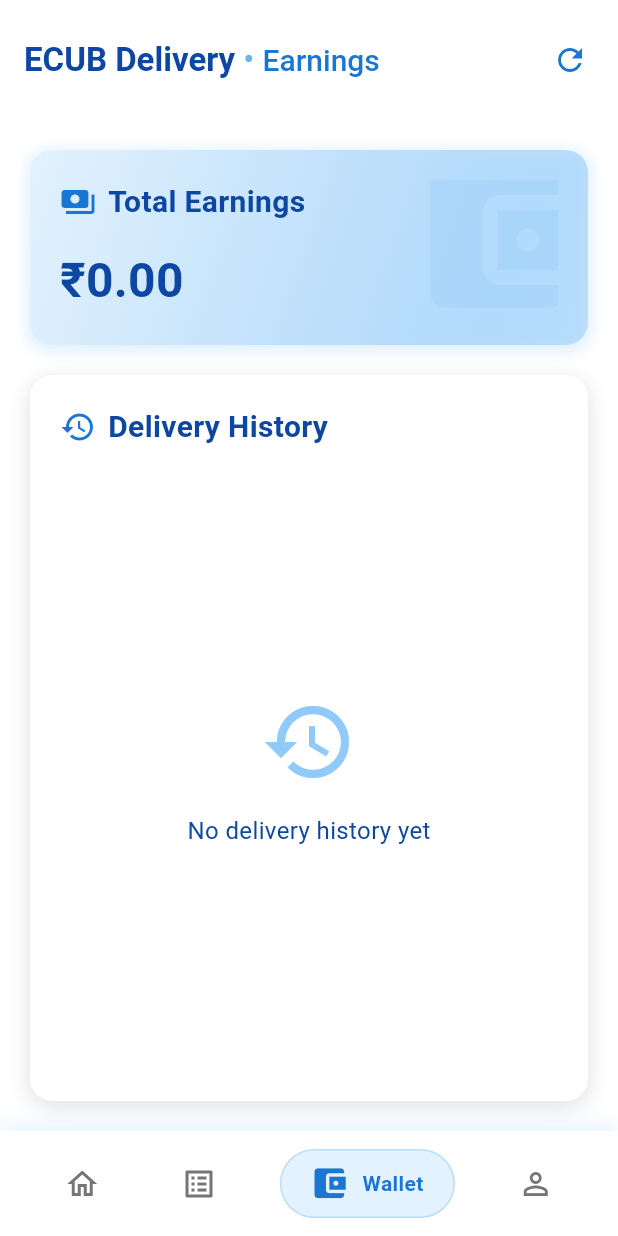
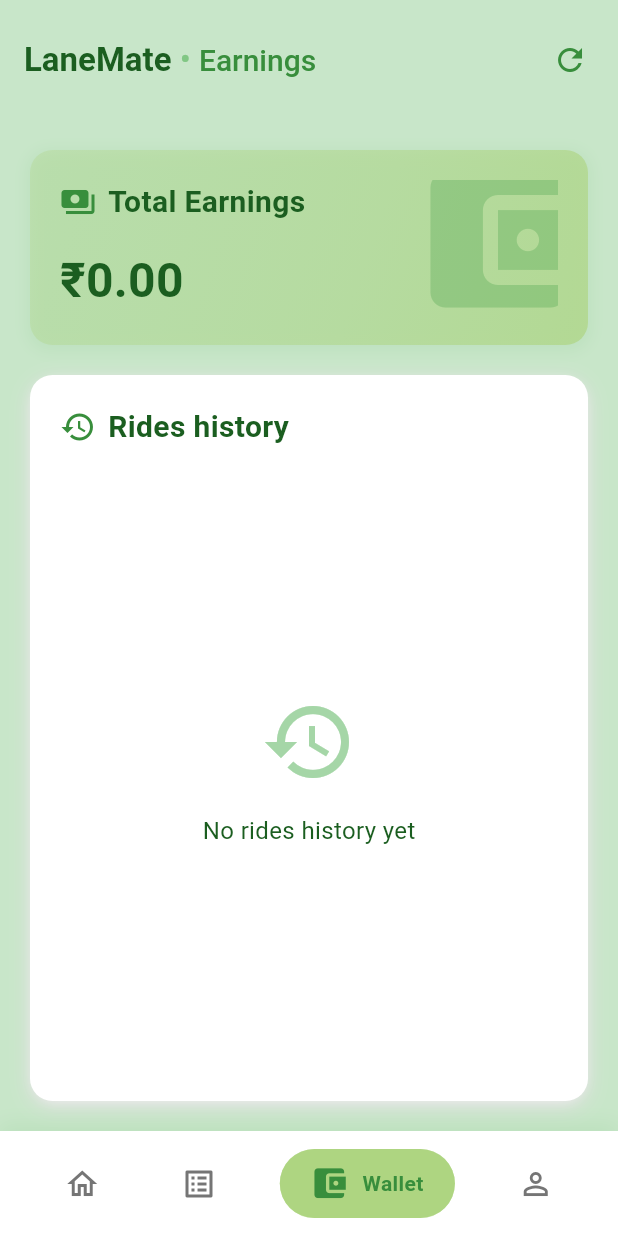
Before and after one commit to sirius54817/LaneMate_Provider, a Flutter app: the MainNavigation screen opened directly, item 3 of the bottom bar chosen, on a phone screen of 412 x 824 dp. Run offline on Flutter 3.47's test engine with Material 3 defaults, Android fonts, the phone set to English and light mode, and no system bars; our stand-ins replace carousel_slider, cloud_firestore, firebase_auth, firebase_core, firebase_storage, fluttertoast and 7 more; missing offline and left inert: flutter_polyline_points; accounts and stored records are empty.

Commit message:
updated earnings and nav colour

```diff
--- a/lib/pages/Earnings.dart
+++ b/lib/pages/Earnings.dart
@@ -76,7 +76,7 @@
             });
             ScaffoldMessenger.of(context).showSnackBar(
               SnackBar(
-                content: Text('Error loading delivery history: $error'),
+                content: Text('Error loading rides history: $error'),
                 backgroundColor: Colors.red,
               ),
             );
@@ -91,7 +91,7 @@
         });
         ScaffoldMessenger.of(context).showSnackBar(
           SnackBar(
-            content: Text('Failed to load delivery history: $e'),
+            content: Text('Failed to load rides history: $e'),
             backgroundColor: Colors.red,
           ),
         );
@@ -103,16 +103,16 @@
   Widget build(BuildContext context) {
     return Scaffold(
       appBar: AppBar(
-        backgroundColor: Colors.white,
+        backgroundColor: Colors.green[100],
         toolbarHeight: 80,
         elevation: 0,
         automaticallyImplyLeading: false,
         title: Row(
           children: [
             Text(
-              'ECUB Delivery',
+              'LaneMate',
               style: TextStyle(
-                color: Colors.blue[900],
+                color: Colors.green[900],
                 fontSize: 22,
                 fontWeight: FontWeight.bold,
               ),
@@ -120,14 +120,14 @@
             Text(
               ' • ',
               style: TextStyle(
-                color: Colors.blue[300],
+                color: Colors.green[300],
                 fontSize: 22,
               ),
             ),
             Text(
               'Earnings',
               style: TextStyle(
-                color: Colors.blue[700],
+                color: Colors.green[700],
                 fontSize: 20,
                 fontWeight: FontWeight.w500,
               ),
@@ -139,7 +139,7 @@
           IconButton(
             icon: Icon(
               Icons.refresh,
-              color: Colors.blue[700],
+              color: Colors.green[700],
             ),
             onPressed: () async {
               setState(() {
@@ -164,7 +164,7 @@
           SizedBox(width: 8),  // Add some padding
         ],
       ),
-      backgroundColor: Colors.white,
+      backgroundColor: Colors.green[100],
       body: _isLoading
           ? Center(child: CircularProgressIndicator(
               color: Colors.blue[700],
@@ -181,16 +181,16 @@
                         begin: Alignment.topLeft,
                         end: Alignment.bottomRight,
                         colors: [
-                          Colors.blue[50]!,
-                          Colors.blue[100]!,
-                          Colors.blue[200]!.withOpacity(0.5),
+                          Color(0xFFAED581).withOpacity(0.3),
+                          Color(0xFFAED581).withOpacity(0.5),
+                          Color(0xFFAED581).withOpacity(0.7),
                         ],
                         stops: const [0.0, 0.6, 1.0],
                       ),
                       borderRadius: BorderRadius.circular(15),
                       boxShadow: [
                         BoxShadow(
-                          color: Colors.blue[200]!.withOpacity(0.3),
+                          color: Colors.green[200]!.withOpacity(0.3),
                           spreadRadius: 2,
                           blurRadius: 8,
                           offset: Offset(0, 2),
@@ -205,7 +205,7 @@
                           child: Icon(
                             Icons.account_balance_wallet,
                             size: 120,
-                            color: Colors.blue[200]!.withOpacity(0.3),
+                            color: Colors.green[600]!.withOpacity(0.3),
                           ),
                         ),
                         Column(
@@ -213,12 +213,12 @@
                           children: [
                             Row(
                               children: [
-                                Icon(Icons.payments, color: Colors.blue[700]),
+                                Icon(Icons.payments, color: Colors.green[700]),
                                 SizedBox(width: 8),
                                 Text(
                                   'Total Earnings',
                                   style: TextStyle(
-                                    color: Colors.blue[900],
+                                    color: Colors.green[900],
                                     fontSize: 20,
                                     fontWeight: FontWeight.bold,
                                   ),
@@ -231,7 +231,7 @@
                               style: TextStyle(
                                 fontSize: 32,
                                 fontWeight: FontWeight.bold,
-                                color: Colors.blue[900],
+                                color: Colors.green[900],
                               ),
                             ),
                           ],
@@ -240,7 +240,7 @@
                     ),
                   ),
                   SizedBox(height: 20),
-                  // Delivery History
+                  // rides history
                   Expanded(
                     child: Container(
                       padding: EdgeInsets.all(20),
@@ -267,12 +267,12 @@
                         children: [
                           Row(
                             children: [
-                              Icon(Icons.history, color: Colors.blue[700]),
+                              Icon(Icons.history, color: Colors.green[700]),
                               SizedBox(width: 8),
                               Text(
-                                'Delivery History',
+                                'Rides history',
                                 style: TextStyle(
-                                  color: Colors.blue[900],
+                                  color: Colors.green[900],
                                   fontSize: 20,
                                   fontWeight: FontWeight.bold,
                                 ),
@@ -289,13 +289,13 @@
                                         Icon(
                                           Icons.history,
                                           size: 64,
-                                          color: Colors.blue[200],
+                                          color: Colors.green[200],
                                         ),
                                         SizedBox(height: 16),
                                         Text(
-                                          'No delivery history yet',
+                                          'No rides history yet',
                                           style: TextStyle(
-                                            color: Colors.blue[900],
+                                            color: Colors.green[900],
                                             fontSize: 16,
                                           ),
                                         ),
@@ -338,7 +338,7 @@
             end: Alignment.centerRight,
             colors: [
               Colors.white,
-              Colors.blue[50]!.withOpacity(0.3),
+              Colors.green[50]!.withOpacity(0.3),
             ],
           ),
           borderRadius: BorderRadius.circular(12),
@@ -371,7 +371,7 @@
             ),
             child: Icon(
               orderType == 'medical' ? Icons.medical_services : Icons.delivery_dining,
-              color: orderType == 'medical' ? Colors.blue[700] : Colors.green[700],
+              color: orderType == 'medical' ? Colors.green[700] : Colors.green[700],
               size: 20,
             ),
           ),
@@ -379,7 +379,7 @@
             '₹${delivery['amount']}',
             style: TextStyle(
               fontWeight: FontWeight.bold,
-              color: Colors.blue[900],
+              color: Colors.green[900],
               fontSize: 18,
             ),
           ),
--- a/lib/pages/Orders.dart
+++ b/lib/pages/Orders.dart
@@ -147,7 +147,7 @@
         title: Row(
           children: [
             Text(
-              'ECUB Delivery',
+              'LaneMate',
               style: TextStyle(
                 color: Colors.blue[900],
                 fontSize: 22,
@@ -178,7 +178,7 @@
             child: Row(
               children: [
                 _buildTabButton(0, 'Available', Icons.local_shipping),
-                _buildTabButton(1, 'In Transit', Icons.delivery_dining),
+                _buildTabButton(1, 'Accepted', Icons.delivery_dining),
                 _buildTabButton(2, 'Completed', Icons.check_circle),
               ],
             ),
--- a/lib/pages/navigation.dart
+++ b/lib/pages/navigation.dart
@@ -230,10 +230,10 @@
         vertical: 10,
       ),
       decoration: BoxDecoration(
-        color: isSelected ? Colors.blue[50] : Colors.transparent,
+        color: isSelected ? Color(0xFFAED581) : Colors.transparent,
         borderRadius: BorderRadius.circular(25),
         border: isSelected ? Border.all(
-          color: Colors.blue[200]!.withOpacity(0.5),
+          color: Color(0xFFAED581).withOpacity(0.5),
           width: 1,
         ) : null,
       ),
@@ -246,7 +246,7 @@
             curve: Curves.easeOutCubic,
             child: Icon(
               isSelected ? activeIcon : icon,
-              color: isSelected ? Colors.blue[700] : Colors.grey[600],
+              color: isSelected ? Colors.green[700] : Colors.grey[600],
               size: 24,
             ),
           ),
@@ -261,7 +261,7 @@
                     Text(
                       label,
                       style: TextStyle(
-                        color: Colors.blue[700],
+                        color: Colors.green[700],
                         fontWeight: FontWeight.w600,
                         fontSize: 14,
                       ),
@@ -298,7 +298,7 @@
             color: Colors.white,
             boxShadow: [
               BoxShadow(
-                color: Colors.blue.withOpacity(0.1),
+                color: Colors.green.withOpacity(0.1),
                 blurRadius: 10,
                 offset: Offset(0, -5),
               ),
--- a/lib/pages/profile.dart
+++ b/lib/pages/profile.dart
@@ -79,7 +79,7 @@
         title: Row(
           children: [
             Text(
-              'ECUB Delivery',
+              'LaneMate',
               style: TextStyle(
                 color: Colors.blue[900],
                 fontSize: 22,
```
